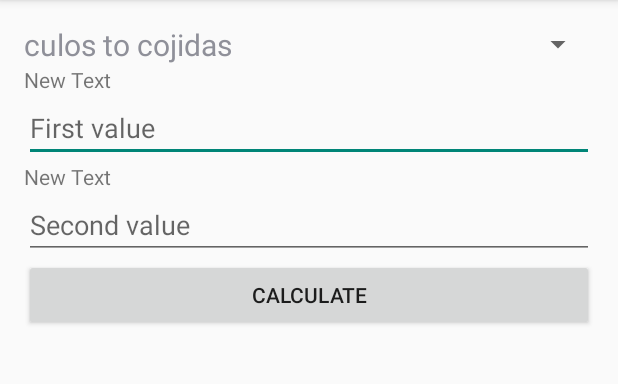
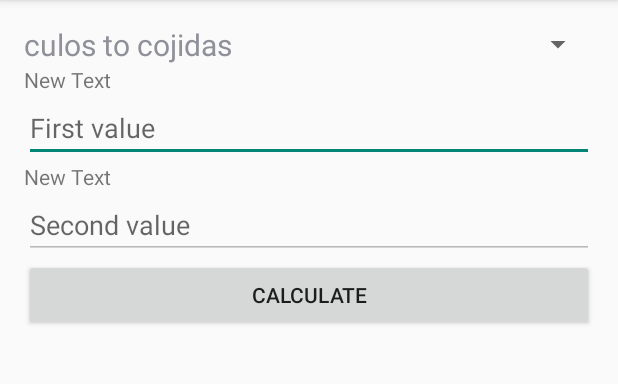
Before and after one commit to cbedoy/Conversion, an Android app: the screen it shows after launch (MyActivity), on a phone screen of 412 x 824 dp, the part 84-468 px from its top. Run offline under Robolectric (Android 15) with nearby library versions, the phone set to English and light mode, and no system bars; 2 statements that could not run were skipped.

Commit message:
Added comments

```diff
--- a/app/src/main/java/cbedoy/conversor/ConversionAdapter.java
+++ b/app/src/main/java/cbedoy/conversor/ConversionAdapter.java
@@ -17,7 +17,6 @@ public class ConversionAdapter extends ArrayAdapter<ConversionModel>
 {
     private List<ConversionModel> conversionModelList;
 
-
     public ConversionAdapter(Context context, int resource, List<ConversionModel> objects) {
         super(context, resource, objects);
         conversionModelList = objects;
@@ -25,6 +24,7 @@ public class ConversionAdapter extends ArrayAdapter<ConversionModel>
 
     @Override
     public int getCount() {
+        //CALCULATE NUMBER OF ROWS ON SPINNER
         return conversionModelList.size();
     }
 
@@ -35,6 +35,7 @@ public class ConversionAdapter extends ArrayAdapter<ConversionModel>
 
     @Override
     public View getView(int position, View convertView, ViewGroup parent) {
+        //REUSE VIEW
         if(convertView == null)
         {
             convertView = new MyView(getContext());
@@ -44,6 +45,7 @@ public class ConversionAdapter extends ArrayAdapter<ConversionModel>
         return convertView;
     }
 
+    //LITTLE VIEW OF CELL
     private class MyView extends LinearLayout{
 
         private ConversionModel conversionModel;
--- a/app/src/main/java/cbedoy/conversor/ConversionModel.java
+++ b/app/src/main/java/cbedoy/conversor/ConversionModel.java
@@ -5,16 +5,17 @@ package cbedoy.conversor;
  */
 public class ConversionModel
 {
-    private float value;
+    //POJO'S CONVERSION MODEL
+    private double value;
     private String fromTitle;
     private String toTitle;
     private String finishTitle;
 
-    public float getValue() {
+    public double getValue() {
         return value;
     }
 
-    public void setValue(float value) {
+    public void setValue(double value) {
         this.value = value;
     }
 
--- a/app/src/main/java/cbedoy/conversor/MyActivity.java
+++ b/app/src/main/java/cbedoy/conversor/MyActivity.java
@@ -31,31 +31,54 @@ public class MyActivity extends ActionBarActivity {
         ConversionService.getInstance();
         setContentView(R.layout.activity_my);
 
+        //LINK VIEWS
         spinner = (Spinner) findViewById(R.id.spinner);
         firstTitle = (TextView) findViewById(R.id.title_one);
         secondTitle = (TextView) findViewById(R.id.title_two);
         firstValue = (EditText) findViewById(R.id.input_one);
         secondValue = (EditText) findViewById(R.id.input_two);
 
+        //MAKE VIEW WITHOUT EDIT TEXT
+        secondValue.setEnabled(false);
 
+        //ADD MODEL TO LIST
         List<ConversionModel> conversionModelList = new ArrayList<ConversionModel>();
-        final ConversionModel conversionModel = new ConversionModel();
+        ConversionModel conversionModel = new ConversionModel();
         conversionModel.setValue(40);
         conversionModel.setFromTitle("culos");
         conversionModel.setToTitle("cojidas");
         conversionModel.setFinishTitle("venidas");
         conversionModelList.add(conversionModel);
+        conversionModel = new ConversionModel();
+        conversionModel.setValue(10);
+        conversionModel.setFromTitle("metros");
+        conversionModel.setToTitle("cm");
+        conversionModel.setFinishTitle("metros por segundo");
+        conversionModelList.add(conversionModel);
+        conversionModel = new ConversionModel();
+        conversionModel.setValue(0.874554);
+        conversionModel.setFromTitle("xx");
+        conversionModel.setToTitle("aaa");
+        conversionModel.setFinishTitle("ccc");
+        conversionModelList.add(conversionModel);
+        conversionModel = new ConversionModel();
+        conversionModel.setValue(1.3335);
+        conversionModel.setFromTitle("dasdsada");
+        conversionModel.setToTitle("ljlkjljlk");
+        conversionModel.setFinishTitle(".i.");
+        conversionModelList.add(conversionModel);
 
+        //SETTING ADAPTER
         spinner.setAdapter(new ConversionAdapter(getApplicationContext(), 0, conversionModelList));
         spinner.setOnItemClickListener(new AdapterView.OnItemClickListener() {
             @Override
             public void onItemClick(AdapterView<?> adapterView, View view, int i, long l) {
-                ConversionModel conversionModel1 = (ConversionModel) view.getTag();
-                currentReturnValue = conversionModel1.getFinishTitle();
-                currentFactor = conversionModel1.getValue();
-
-                firstTitle.setText(conversionModel.getFromTitle());
-                secondTitle.setText(conversionModel.getToTitle());
+                //CHOOSE MODEL AND SET VALUES ON VIEW
+                ConversionModel currentModel = (ConversionModel) view.getTag();
+                currentReturnValue = currentModel.getFinishTitle();
+                currentFactor = currentModel.getValue();
+                firstTitle.setText(currentModel.getFromTitle());
+                secondTitle.setText(currentModel.getToTitle());
 
             }
         });
@@ -64,8 +87,11 @@ public class MyActivity extends ActionBarActivity {
         actionButton.setOnClickListener(new View.OnClickListener() {
             @Override
             public void onClick(View view) {
+                //GET VALUE FROM INPUT
                 currentValue = Float.parseFloat(firstValue.getText().toString());
+                //CALL SERVICE TO MAKE CONVERSION
                 String data = ConversionService.getInstance().calculateConversionWithData(currentValue, currentFactor, currentReturnValue);
+                //SET VALUE ON INPUT
                 secondValue.setText(data);
             }
         });
```
Also changed, not shown: app/src/main/java/cbedoy/conversor/ConversionService.java (+2 -9 lines).
